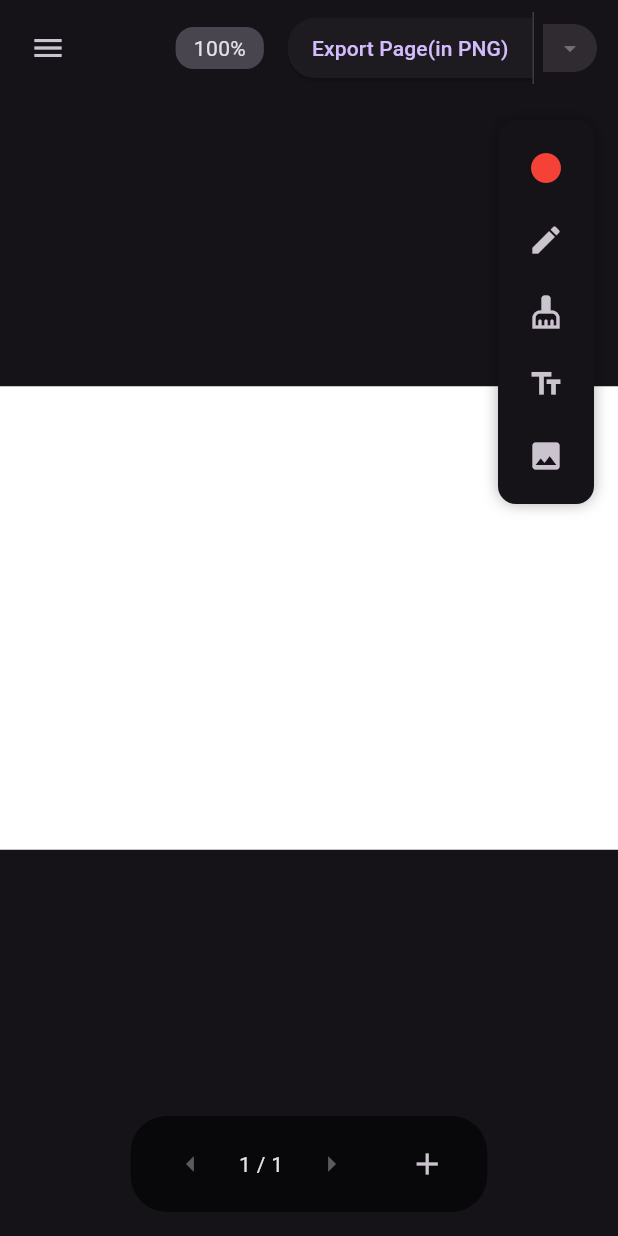
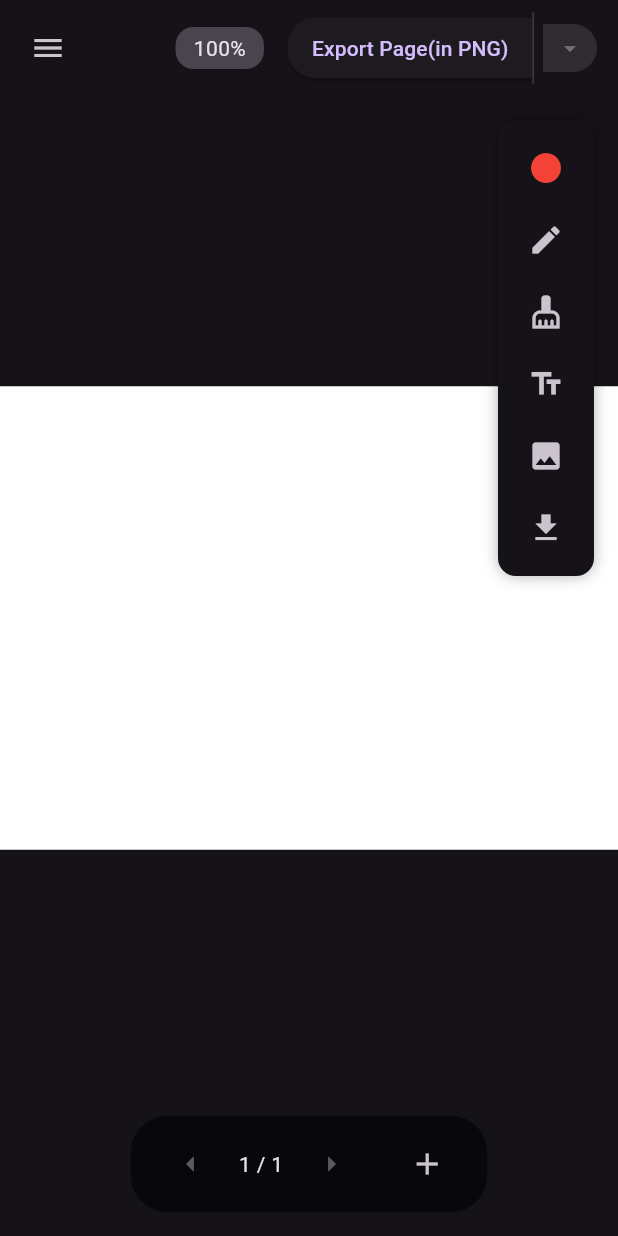
Before and after one commit to shashankdaima/flutter-canvas-board-app, a Flutter app: the screen it shows after launch, after a tap on "Export Page(in PNG)", on a phone screen of 412 x 824 dp. Run offline on Flutter 3.47's test engine with Material 3 defaults, Android fonts, the phone set to English and light mode, and no system bars; our stand-ins replace file_picker, image_picker, logger, pdf; missing offline and left inert: dart:html, defer_pointer, image_picker_for_web.

Commit message:
json downloader added

```diff
--- /dev/null
+++ b/devtools_options.yaml
@@ -0,0 +1,4 @@
+description: This file stores settings for Dart & Flutter DevTools.
+documentation: https://docs.flutter.dev/tools/devtools/extensions#configure-extension-enablement-states
+extensions:
+  - provider: true
--- /dev/null
+++ b/lib/config.dart
@@ -0,0 +1,2 @@
+const bool DEBUG_STATE = !false;
+const bool DRAW_BOUNDARY_BOXES = true;
--- a/lib/main.dart
+++ b/lib/main.dart
@@ -4,6 +4,7 @@ import 'package:canvas_app/providers/page_content_provider.dart';
 import 'package:canvas_app/widgets/drawable_area.dart';
 import 'package:canvas_app/widgets/home.dart';
 import 'package:flutter/material.dart';
+import 'package:logger/logger.dart';
 import 'package:provider/provider.dart';
 
 import 'providers/export_handler_provider.dart';
--- a/lib/models/drawing_elements/drawing_element.dart
+++ b/lib/models/drawing_elements/drawing_element.dart
@@ -22,4 +22,6 @@ abstract class DrawingElement {
     Rect? bounds,
     bool? isSelected,
   });
+  Map<String, dynamic> toJson();
+
 }
--- a/lib/painters/page_painter.dart
+++ b/lib/painters/page_painter.dart
@@ -1,10 +1,13 @@
 import 'package:canvas_app/models/drawing_elements/image_element.dart';
 import 'package:flutter/material.dart';
 
+import '../config.dart';
 import '../models/drawing_elements/drawing_element.dart';
 import '../models/drawing_elements/pencil_element.dart';
 import '../models/drawing_elements/text_element.dart';
 import '../widgets/page_content.dart';
+
+final showBoundaryBoxes = DRAW_BOUNDARY_BOXES&&false;
 
 class PagePainter extends CustomPainter {
   final List<DrawingElement> elements;
@@ -32,8 +35,7 @@ class PagePainter extends CustomPainter {
           ..style = PaintingStyle.stroke;
 
         canvas.drawPath(element.path, paint);
-
-        if (element.isSelected) {
+        if (showBoundaryBoxes) {
           final boundsPaint = Paint()
             ..color = Colors.blue
             ..strokeWidth = 1.0
@@ -64,7 +66,8 @@ class PagePainter extends CustomPainter {
         canvas.save();
 
         // Translate to the center of the text box
-        final textCenter = element.info.position + Offset(element.info.size.width / 2, element.info.size.height / 2);
+        final textCenter = element.info.position +
+            Offset(element.info.size.width / 2, element.info.size.height / 2);
         canvas.translate(textCenter.dx, textCenter.dy);
 
         // Rotate the canvas by 90 degrees (right angle)
@@ -78,19 +81,20 @@ class PagePainter extends CustomPainter {
 
         // Restore the canvas to its previous state
         canvas.restore();
+        if (showBoundaryBoxes) {
+          final textBoxPaint = Paint()
+            ..color = Colors.black
+            ..style = PaintingStyle.stroke;
 
-        // final textBoxPaint = Paint()
-        //   ..color = Colors.black
-        //   ..style = PaintingStyle.stroke;
+          final textBoxRect = Rect.fromLTWH(
+            element.info.position.dx,
+            element.info.position.dy,
+            element.info.size.width,
+            element.info.size.height,
+          );
 
-        // final textBoxRect = Rect.fromLTWH(
-        //   element.info.position.dx,
-        //   element.info.position.dy,
-        //   element.info.size.width,
-        //   element.info.size.height,
-        // );
-
-        // canvas.drawRect(textBoxRect, textBoxPaint);
+          canvas.drawRect(textBoxRect, textBoxPaint);
+        }
       }
       if (element is ImageElement && !element.isSelected) {
         final imageRect = element.bounds;
@@ -108,8 +112,8 @@ class PagePainter extends CustomPainter {
           final dstRect = imageRect;
 
           // Calculate the scale to cover the destination rectangle
-          final scale = (dstRect.width / srcRect.width).clamp(
-              dstRect.height / srcRect.height, double.infinity);
+          final scale = (dstRect.width / srcRect.width)
+              .clamp(dstRect.height / srcRect.height, double.infinity);
 
           final scaledSrcWidth = srcRect.width * scale;
           final scaledSrcHeight = srcRect.height * scale;
--- a/lib/providers/canvas_provider.dart
+++ b/lib/providers/canvas_provider.dart
@@ -5,13 +5,16 @@ class CanvasState extends ChangeNotifier {
   int _currentPage = 0;
   double _currentZoom = 1.0;
   final List<String> _pages = ['Page 1'];
-  final TransformationController transformationController = TransformationController();
+  final TransformationController transformationController =
+      TransformationController();
 
   // Getters
   int get currentPage => _currentPage;
   double get currentZoom => _currentZoom;
   List<String> get pages => _pages;
   int get pageCount => _pages.length;
+  Size get canvasSize => _canvasSize;
+  Size _canvasSize = const Size(0, 0);
 
   CanvasState() {
     // Listen to transformation changes
@@ -52,4 +55,7 @@ class CanvasState extends ChangeNotifier {
     transformationController.dispose();
     super.dispose();
   }
+  void setCanvasSize(Size size) {
+    _canvasSize = size;
+  }
 }
--- a/lib/widgets/home.dart
+++ b/lib/widgets/home.dart
@@ -1,13 +1,23 @@
 // home.dart
+import 'dart:convert';
+import 'dart:io';
+
 import 'package:canvas_app/providers/edit_mode_provider.dart';
+import 'package:canvas_app/utils/canvas_state_boundaries_util.dart';
 import 'package:canvas_app/widgets/export_button.dart';
 import 'package:canvas_app/widgets/page_content.dart';
 import 'package:canvas_app/providers/page_content_provider.dart';
 import 'package:canvas_app/widgets/split_button.dart';
 import 'package:flutter/material.dart';
+import 'package:logger/logger.dart';
 import 'package:provider/provider.dart';
+import '../config.dart';
+
 import '../providers/canvas_provider.dart';
+import '../utils/download_utils.dart';
 import '../utils/image_upload_handler.dart';
+
+final logger = Logger();
 
 class Home extends StatelessWidget {
   const Home({super.key});
@@ -310,6 +320,15 @@ class Home extends StatelessWidget {
                           ),
                         ),
                       ),
+                      if (DEBUG_STATE)
+                        IconButton(
+                          icon: const Icon(Icons.download),
+                          tooltip: 'Generate JSON',
+                          onPressed: () {
+                            final jsonData = getCanvasJsonData(context);
+                            jsonDownload(context, jsonData, 'canvas');
+                          },
+                        ),
                     ],
                   );
                 },
--- a/lib/widgets/page_content.dart
+++ b/lib/widgets/page_content.dart
@@ -40,6 +40,14 @@ class _PageContentState extends State<PageContent> {
     super.initState();
     Provider.of<ExportHandlerProvider>(context, listen: false)
         .setRepaintBoundaryKey(repaintBoundaryKey);
+    WidgetsBinding.instance.addPostFrameCallback((_) {
+      final RenderBox? renderBox =
+          repaintBoundaryKey.currentContext?.findRenderObject() as RenderBox?;
+      if (renderBox != null) {
+        final size = renderBox.size;
+        Provider.of<CanvasState>(context, listen: false).setCanvasSize(size);
+      }
+    });
   }
 
   @override
--- a/pubspec.yaml
+++ b/pubspec.yaml
@@ -41,7 +41,7 @@ dependencies:
   pdf: ^3.10.8
   file_picker: ^5.2.0
   image_picker: ^0.8.6
-
+  logger: ^2.5.0
 
 dev_dependencies:
   flutter_test:
```
Also changed, not shown: lib/models/drawing_elements/image_element.dart (+18 -0 lines), lib/models/drawing_elements/pencil_element.dart (+18 -0 lines), lib/models/drawing_elements/text_element.dart (+18 -16 lines), lib/utils/canvas_state_boundaries_util.dart (added, +22 -0 lines), lib/utils/download_utils.dart (+32 -0 lines), pubspec.lock.
